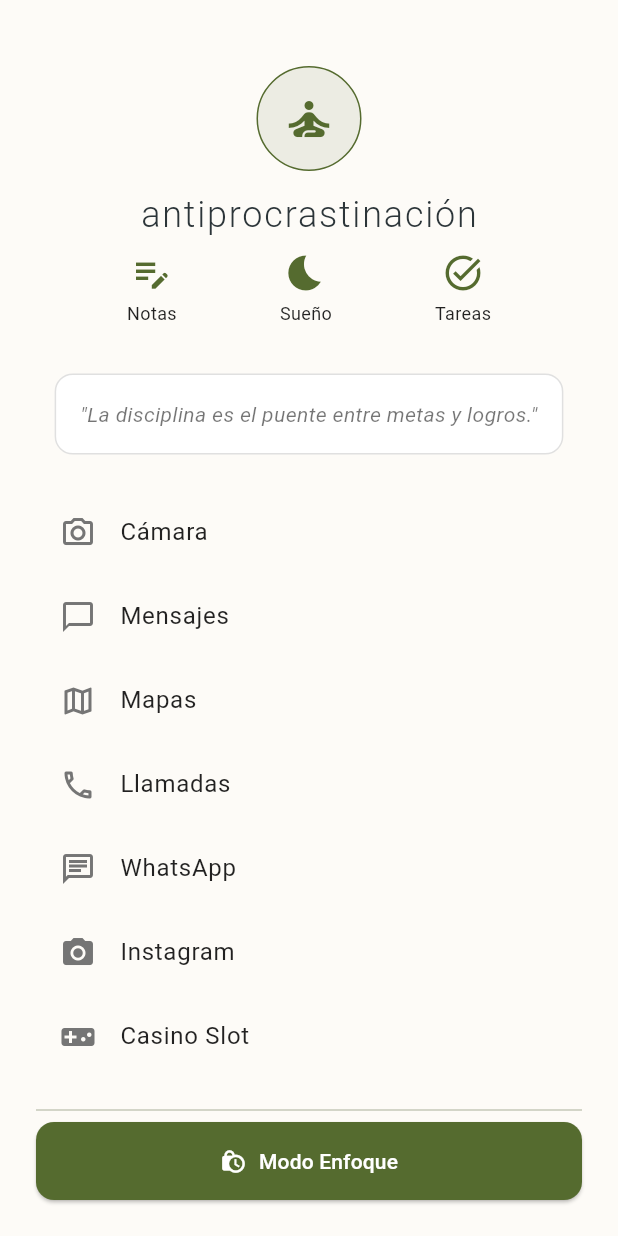
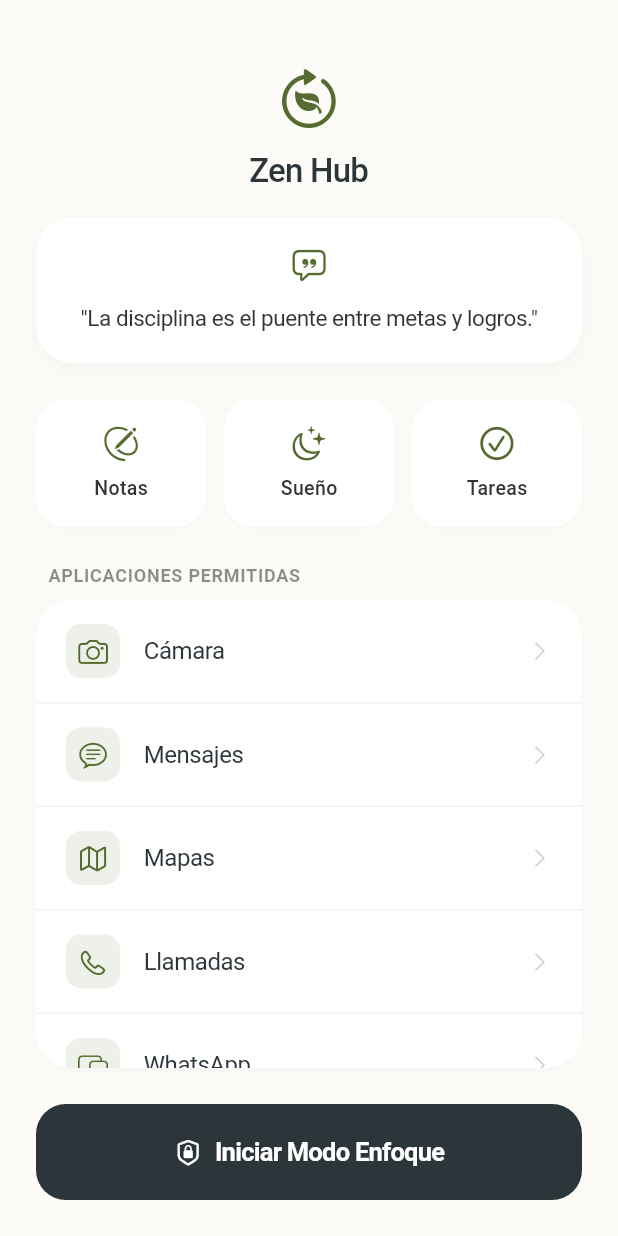
Before and after one commit to OEMBbrr/AntiProcrastinacionUI, a Flutter app: the screen it shows after launch, on a phone screen of 412 x 824 dp. Run offline on Flutter 3.47's test engine with Material 3 defaults, Android fonts, the phone set to English and light mode, and no system bars.

Commit message:
ui: redesign to Apple Mac Studio minimalist aesthetics

```diff
--- a/lib/main.dart
+++ b/lib/main.dart
@@ -1,5 +1,6 @@
 import 'dart:async';
 import 'dart:math';
+import 'dart:ui';
 import 'package:flutter/material.dart';
 import 'package:flutter/cupertino.dart';
 
@@ -122,23 +123,14 @@
   Widget _buildHeader() {
     return Column(
       children: [
-        Container(
-          width: 70,
-          height: 70,
-          decoration: BoxDecoration(
-            shape: BoxShape.circle,
-            color: const Color(0xFF556B2F).withOpacity(0.1),
-            border: Border.all(color: const Color(0xFF556B2F), width: 1),
-          ),
-          child: const Icon(Icons.self_improvement, size: 36, color: Color(0xFF556B2F)),
-        ),
+        const Icon(CupertinoIcons.leaf_arrow_circlepath, size: 42, color: Color(0xFF556B2F)),
         const SizedBox(height: 12),
         Text(
-          isLocked ? 'MODO ENFOQUE (iOS)' : 'antiprocrastinación',
+          isLocked ? 'Modo Enfoque' : 'Zen Hub',
           style: const TextStyle(
-            fontSize: 24,
-            fontWeight: FontWeight.w300,
-            letterSpacing: 1.2,
+            fontSize: 22,
+            fontWeight: FontWeight.w500,
+            letterSpacing: -0.5,
             color: Color(0xFF2C3539),
           ),
         ),
@@ -149,63 +141,98 @@
   Widget _buildLauncherUI() {
     return Expanded(
       child: Column(
-        mainAxisAlignment: MainAxisAlignment.spaceEvenly,
+        crossAxisAlignment: CrossAxisAlignment.stretch,
         children: [
+          const SizedBox(height: 16),
+          // Quote Card (Apple Style)
+          Container(
+            padding: const EdgeInsets.symmetric(horizontal: 24, vertical: 20),
+            decoration: BoxDecoration(
+              color: Colors.white,
+              borderRadius: BorderRadius.circular(24),
+              boxShadow: [
+                BoxShadow(color: Colors.black.withOpacity(0.03), blurRadius: 10, offset: const Offset(0, 4)),
+              ],
+            ),
+            child: const Column(
+              children: [
+                Icon(CupertinoIcons.quote_bubble, color: Color(0xFF556B2F), size: 24),
+                SizedBox(height: 12),
+                Text(
+                  '"La disciplina es el puente entre metas y logros."',
+                  style: TextStyle(fontSize: 15, fontWeight: FontWeight.w400, color: Color(0xFF333333), letterSpacing: -0.3, height: 1.4),
+                  textAlign: TextAlign.center,
+                ),
+              ],
+            ),
+          ),
+          const SizedBox(height: 24),
+
+          // Native Apps Row
           Row(
-            mainAxisAlignment: MainAxisAlignment.spaceEvenly,
             children: [
-              _buildPropiaApp(Icons.edit_note, "Notas", _showNotasModal),
-              _buildPropiaApp(Icons.bedtime, "Sueño", _showSleepCycleModal),
-              _buildPropiaApp(Icons.task_alt, "Tareas", _showTaskOrganizerModal),
+              Expanded(child: _buildAppleStyleTile(CupertinoIcons.pencil_outline, "Notas", _showNotasModal)),
+              const SizedBox(width: 12),
+              Expanded(child: _buildAppleStyleTile(CupertinoIcons.moon_stars, "Sueño", _showSleepCycleModal)),
+              const SizedBox(width: 12),
+              Expanded(child: _buildAppleStyleTile(CupertinoIcons.checkmark_circle, "Tareas", _showTaskOrganizerModal)),
             ],
           ),
           const SizedBox(height: 24),
-          Container(
-            padding: const EdgeInsets.all(16),
-            decoration: BoxDecoration(
-              color: Colors.white,
-              borderRadius: BorderRadius.circular(12),
-              border: Border.all(color: Colors.grey.shade300),
-            ),
-            child: const Text(
-              '"La disciplina es el puente entre metas y logros."',
-              style: TextStyle(fontStyle: FontStyle.italic, color: Colors.black54),
-              textAlign: TextAlign.center,
+
+          // App List (iOS Settings style)
+          const Padding(
+            padding: EdgeInsets.only(left: 8, bottom: 8),
+            child: Text('APLICACIONES PERMITIDAS', style: TextStyle(fontSize: 12, fontWeight: FontWeight.w600, color: Colors.black45, letterSpacing: 0.5)),
+          ),
+          Expanded(
+            child: Container(
+              decoration: BoxDecoration(
+                color: Colors.white,
+                borderRadius: BorderRadius.circular(24),
+                boxShadow: [
+                  BoxShadow(color: Colors.black.withOpacity(0.02), blurRadius: 8, offset: const Offset(0, 2)),
+                ],
+              ),
+              child: ClipRRect(
+                borderRadius: BorderRadius.circular(24),
+                child: ListView(
+                  padding: EdgeInsets.zero,
+                  children: [
+                    _buildAppleAppRow(CupertinoIcons.camera, "Cámara", isFirst: true),
+                    _buildAppleAppRow(CupertinoIcons.chat_bubble_text, "Mensajes"),
+                    _buildAppleAppRow(CupertinoIcons.map, "Mapas"),
+                    _buildAppleAppRow(CupertinoIcons.phone, "Llamadas"),
+                    _buildAppleAppRow(CupertinoIcons.bubble_left_bubble_right, "WhatsApp"),
+                    _buildAppleAppRow(CupertinoIcons.photo, "Instagram", isDopamine: true),
+                    _buildAppleAppRow(CupertinoIcons.gamecontroller, "Casino Slot", isDopamine: true),
+                    _buildAppleAppRow(CupertinoIcons.globe, "Navegador Web", isDopamine: true, isLast: true),
+                  ],
+                ),
+              ),
             ),
           ),
           const SizedBox(height: 24),
-          Expanded(
-            child: ListView(
+
+          // Focus Button
+          ElevatedButton(
+            onPressed: () => _showFocusSetupModal(context),
+            style: ElevatedButton.styleFrom(
+              backgroundColor: const Color(0xFF2C3539),
+              foregroundColor: Colors.white,
+              padding: const EdgeInsets.symmetric(vertical: 20),
+              elevation: 0,
+              shape: RoundedRectangleBorder(borderRadius: BorderRadius.circular(20)),
+            ),
+            child: const Row(
+              mainAxisAlignment: MainAxisAlignment.center,
               children: [
-                _buildAppItem(Icons.camera_alt_outlined, "Cámara"),
-                _buildAppItem(Icons.chat_bubble_outline, "Mensajes"),
-                _buildAppItem(Icons.map_outlined, "Mapas"),
-                _buildAppItem(Icons.phone_outlined, "Llamadas"),
-                _buildAppItem(Icons.chat_outlined, "WhatsApp"),
-                _buildAppItem(Icons.camera_alt, "Instagram", isDopamine: true),
-                _buildAppItem(Icons.videogame_asset, "Casino Slot", isDopamine: true),
-                _buildAppItem(Icons.public, "Navegador Web", isDopamine: true),
+                Icon(CupertinoIcons.lock_shield, size: 20),
+                SizedBox(width: 8),
+                Text('Iniciar Modo Enfoque', style: TextStyle(fontSize: 17, fontWeight: FontWeight.w600, letterSpacing: -0.5)),
               ],
             ),
           ),
-          const Divider(),
-          Row(
-            children: [
-              Expanded(
-                child: ElevatedButton.icon(
-                  onPressed: () => _showFocusSetupModal(context),
-                  icon: const Icon(Icons.lock_clock),
-                  label: const Text('Modo Enfoque'),
-                  style: ElevatedButton.styleFrom(
-                    backgroundColor: const Color(0xFF556B2F),
-                    foregroundColor: Colors.white,
-                    padding: const EdgeInsets.symmetric(vertical: 16),
-                    shape: RoundedRectangleBorder(borderRadius: BorderRadius.circular(12)),
-                  ),
-                ),
-              ),
-            ],
-          )
         ],
       ),
     );
@@ -216,48 +243,72 @@
       child: Column(
         mainAxisAlignment: MainAxisAlignment.center,
         children: [
-          Text(
-            formatDuration(remainingSeconds),
-            style: const TextStyle(fontSize: 56, fontWeight: FontWeight.w200, color: Color(0xFF2C3539)),
+          Container(
+            padding: const EdgeInsets.symmetric(vertical: 40, horizontal: 40),
+            decoration: BoxDecoration(
+              color: Colors.white,
+              shape: BoxShape.circle,
+              boxShadow: [
+                BoxShadow(color: const Color(0xFF556B2F).withOpacity(0.15), blurRadius: 40, spreadRadius: 10),
+              ],
+            ),
+            child: Text(
+              formatDuration(remainingSeconds),
+              style: const TextStyle(
+                fontSize: 64,
+                fontWeight: FontWeight.w200,
+                color: Color(0xFF2C3539),
+                fontFeatures: [FontFeature.tabularFigures()],
+              ),
+            ),
           ),
-          const SizedBox(height: 8),
+          const SizedBox(height: 32),
           const Text(
-            'Mantén tu mente centrada en tu actividad actual.',
+            'Concéntrate en tu actividad.',
             textAlign: TextAlign.center,
-            style: TextStyle(color: Colors.grey, fontSize: 13),
+            style: TextStyle(color: Colors.grey, fontSize: 16, fontWeight: FontWeight.w400, letterSpacing: -0.2),
           ),
           const SizedBox(height: 48),
           if (remainingSeconds > 0) ...[
             OutlinedButton(
               onPressed: () => _showLongChallengeModal(context),
               style: OutlinedButton.styleFrom(
-                minimumSize: const Size.fromHeight(50),
-                shape: RoundedRectangleBorder(borderRadius: BorderRadius.circular(14)),
-                side: const BorderSide(color: Color(0xFF556B2F)),
+                minimumSize: const Size.fromHeight(56),
+                shape: RoundedRectangleBorder(borderRadius: BorderRadius.circular(20)),
+                side: const BorderSide(color: Color(0xFF556B2F), width: 1.5),
               ),
-              child: const Text('Ya terminé mi actividad', style: TextStyle(color: Color(0xFF556B2F))),
+              child: const Text('Ya terminé mi actividad', style: TextStyle(color: Color(0xFF556B2F), fontSize: 16, fontWeight: FontWeight.w600)),
             ),
-            const SizedBox(height: 12),
+            const SizedBox(height: 16),
             ElevatedButton(
               onPressed: () => _showTempChallengeModal(context),
               style: ElevatedButton.styleFrom(
                 backgroundColor: const Color(0xFFE57373),
                 foregroundColor: Colors.white,
-                minimumSize: const Size.fromHeight(50),
-                shape: RoundedRectangleBorder(borderRadius: BorderRadius.circular(14)),
+                elevation: 0,
+                minimumSize: const Size.fromHeight(56),
+                shape: RoundedRectangleBorder(borderRadius: BorderRadius.circular(20)),
               ),
-              child: const Text('Tregua temporal (5 min)'),
+              child: const Text('Tregua temporal (5 min)', style: TextStyle(fontSize: 16, fontWeight: FontWeight.w600)),
             ),
           ] else ...[
             ElevatedButton(
               onPressed: stopLock,
               style: ElevatedButton.styleFrom(
-                backgroundColor: Colors.green,
+                backgroundColor: const Color(0xFF556B2F),
                 foregroundColor: Colors.white,
-                minimumSize: const Size.fromHeight(50),
-                shape: RoundedRectangleBorder(borderRadius: BorderRadius.circular(14)),
+                elevation: 0,
+                minimumSize: const Size.fromHeight(56),
+                shape: RoundedRectangleBorder(borderRadius: BorderRadius.circular(20)),
               ),
-              child: const Text('Finalizar y Desbloquear'),
+              child: const Row(
+                mainAxisAlignment: MainAxisAlignment.center,
+                children: [
+                  Icon(CupertinoIcons.unlock, size: 20),
+                  SizedBox(width: 8),
+                  Text('Desbloquear Dispositivo', style: TextStyle(fontSize: 16, fontWeight: FontWeight.w600)),
+                ],
+              ),
             ),
           ],
         ],
@@ -353,27 +404,31 @@
     );
   }
 
-  Widget _buildPropiaApp(IconData icon, String label, VoidCallback onTap) {
-    return InkWell(
+  Widget _buildAppleStyleTile(IconData icon, String label, VoidCallback onTap) {
+    return GestureDetector(
       onTap: onTap,
-      borderRadius: BorderRadius.circular(12),
-      child: Padding(
-        padding: const EdgeInsets.all(8.0),
+      child: Container(
+        padding: const EdgeInsets.symmetric(vertical: 16),
+        decoration: BoxDecoration(
+          color: Colors.white,
+          borderRadius: BorderRadius.circular(20),
+          boxShadow: [
+            BoxShadow(color: Colors.black.withOpacity(0.02), blurRadius: 8, offset: const Offset(0, 2)),
+          ],
+        ),
         child: Column(
           children: [
-            Icon(icon, color: const Color(0xFF556B2F), size: 28),
-            const SizedBox(height: 4),
-            Text(label, style: const TextStyle(fontSize: 12, color: Colors.black87)),
+            Icon(icon, color: const Color(0xFF556B2F), size: 26),
+            const SizedBox(height: 8),
+            Text(label, style: const TextStyle(fontSize: 13, fontWeight: FontWeight.w500, color: Color(0xFF333333))),
           ],
         ),
       ),
     );
   }
 
-  Widget _buildAppItem(IconData icon, String name, {bool isDopamine = false}) {
-    return ListTile(
-      leading: Icon(icon, color: Colors.grey.shade600),
-      title: Text(name, style: const TextStyle(color: Colors.black87, fontWeight: FontWeight.w400)),
+  Widget _buildAppleAppRow(IconData icon, String name, {bool isDopamine = false, bool isFirst = false, bool isLast = false}) {
+    return InkWell(
       onTap: () {
         if (isDopamine) {
           _showIntentionalityDialog(name);
@@ -381,6 +436,32 @@
           ScaffoldMessenger.of(context).showSnackBar(SnackBar(content: Text('Abriendo $name...')));
         }
       },
+      child: Container(
+        padding: const EdgeInsets.symmetric(horizontal: 20, vertical: 16),
+        decoration: BoxDecoration(
+          border: isLast ? null : Border(bottom: BorderSide(color: Colors.black.withOpacity(0.05), width: 1)),
+        ),
+        child: Row(
+          children: [
+            Container(
+              padding: const EdgeInsets.all(8),
+              decoration: BoxDecoration(
+                color: isDopamine ? Colors.red.withOpacity(0.1) : const Color(0xFF556B2F).withOpacity(0.1),
+                borderRadius: BorderRadius.circular(10),
+              ),
+              child: Icon(icon, color: isDopamine ? Colors.red.shade400 : const Color(0xFF556B2F), size: 20),
+            ),
+            const SizedBox(width: 16),
+            Expanded(
+              child: Text(
+                name,
+                style: const TextStyle(fontSize: 16, fontWeight: FontWeight.w400, color: Color(0xFF2C3539), letterSpacing: -0.3),
+              ),
+            ),
+            Icon(CupertinoIcons.chevron_right, color: Colors.black.withOpacity(0.2), size: 16),
+          ],
+        ),
+      ),
     );
   }
 
```
